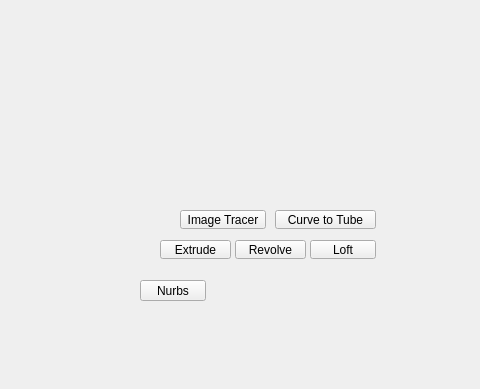
Above: tentacle/ui/nurbs#submenu.ui from m3trik/tentacle before the change; both pictures show x 120 to 600 and y 0 to 389 of the 600 by 600 pixel window. Below: the same form after it.
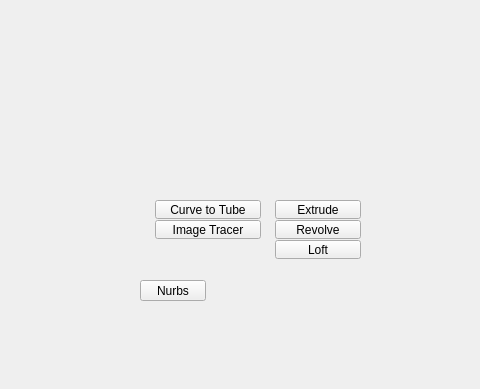
That is the form after the change. Custom widgets are drawn as their Qt base class.

Commit message:
chore(ui): tidy submenu .ui panels — geometry + custom-property serialization
Grid-snap button <rect> geometry to the 10px grid and normalize each
MenuButton's custom target/filterTags dynamic properties (reordered after
text, stdset="0" — the serialization uitk emits, applied via registered
QtCore.Property setters, no runtime change) across 18 #submenu panels.
Visible fix: pivot#submenu "Component" label was "Cmpnt" (widened to fit).
No objectName renames, no widget add/removes — slot bindings and QSettings
keys untouched; structural suite green.

The edit to the form file:
```diff
--- a/tentacle/ui/nurbs#submenu.ui
+++ b/tentacle/ui/nurbs#submenu.ui
@@ -106,9 +106,9 @@
     </property>
     <property name="geometry">
      <rect>
-      <x>430</x>
+      <x>395</x>
       <y>240</y>
-      <width>66</width>
+      <width>86</width>
       <height>19</height>
      </rect>
     </property>
@@ -143,9 +143,9 @@
     </property>
     <property name="geometry">
      <rect>
-      <x>280</x>
-      <y>240</y>
-      <width>71</width>
+      <x>395</x>
+      <y>200</y>
+      <width>86</width>
       <height>19</height>
      </rect>
     </property>
@@ -180,9 +180,9 @@
     </property>
     <property name="geometry">
      <rect>
-      <x>355</x>
-      <y>240</y>
-      <width>71</width>
+      <x>395</x>
+      <y>220</y>
+      <width>86</width>
       <height>19</height>
      </rect>
     </property>
@@ -214,9 +214,9 @@
    <widget class="QPushButton" name="b056">
     <property name="geometry">
      <rect>
-      <x>300</x>
-      <y>210</y>
-      <width>86</width>
+      <x>275</x>
+      <y>220</y>
+      <width>106</width>
       <height>19</height>
      </rect>
     </property>
@@ -245,9 +245,9 @@
     </property>
     <property name="geometry">
      <rect>
-      <x>395</x>
-      <y>210</y>
-      <width>101</width>
+      <x>275</x>
+      <y>200</y>
+      <width>106</width>
       <height>19</height>
      </rect>
     </property>
```
Left out of the diff: 6 changed lines with no effect on the pictures. The commit also changes 18 other files.
